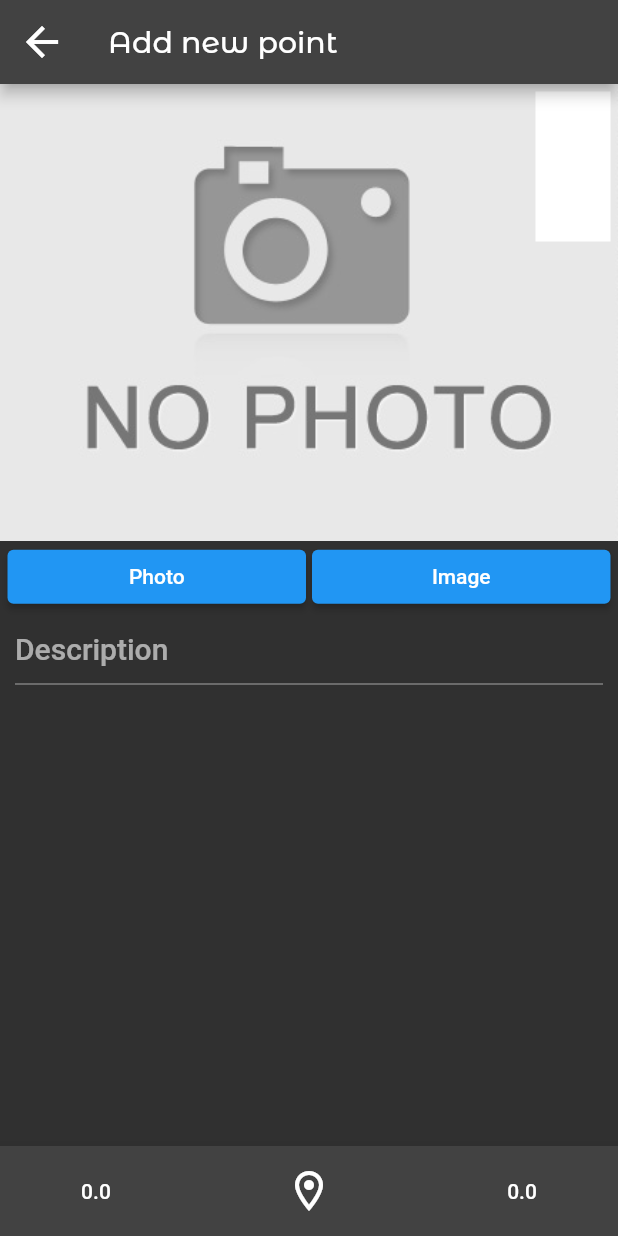
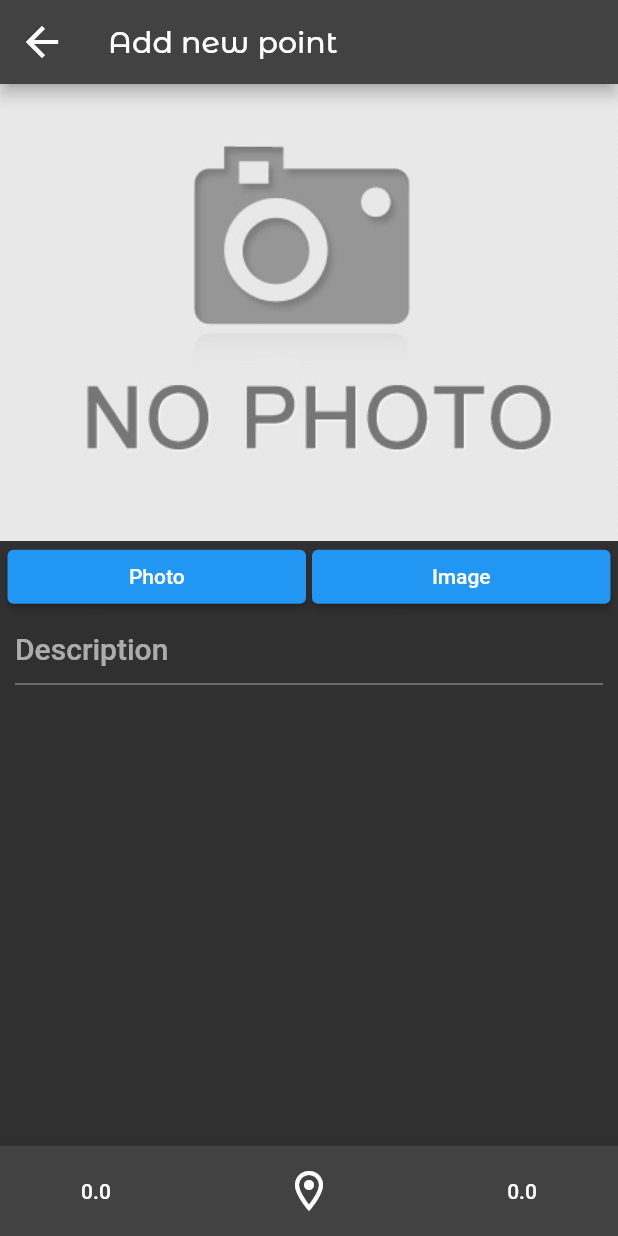
Before and after one commit to hardhill/Landmark-mobile, a Flutter app: the AddPointPage screen opened directly, on a phone screen of 412 x 824 dp. Run offline on Flutter 3.47's test engine with Material 2 defaults, Android fonts, the phone set to English and light mode, and no system bars; our stand-ins replace fluttertoast, geolocator, image_picker; network calls fail.

Commit message:
удалить stack

```diff
--- a/lib/pages/add_point_page.dart
+++ b/lib/pages/add_point_page.dart
@@ -41,7 +41,7 @@ class _AddPointPageState extends State<AddPointPage> {
           getMyLocation();
         },
       ),
-      body: Stack(children: [
+      body:
         ListView(
           children: <Widget>[
             ConstrainedBox(
@@ -81,15 +81,8 @@ class _AddPointPageState extends State<AddPointPage> {
                 ))
           ],
         ),
-        Positioned(
-            right: 5,
-            top: 5,
-            child: Container(
-              width: 50,
-              height: 100,
-              color: Colors.white,
-            )),
-      ]),
+
+
     );
   }
 
```
Also changed, not shown: pubspec.lock.
